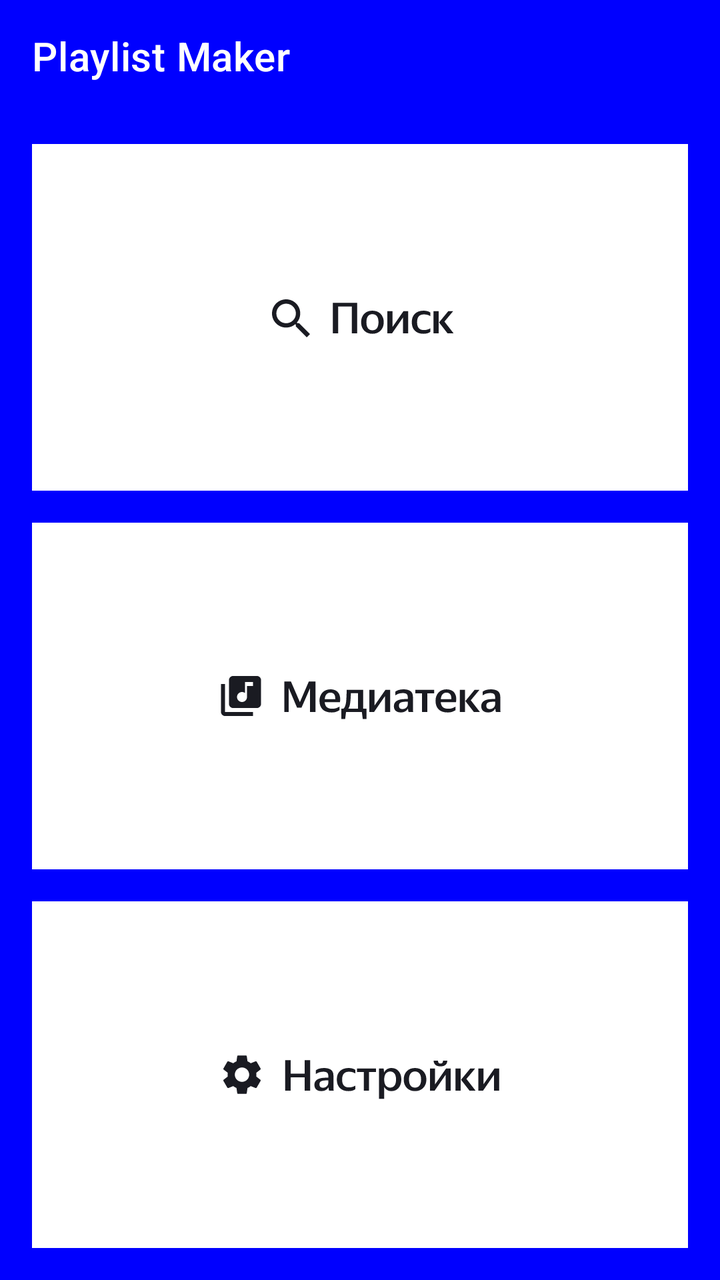
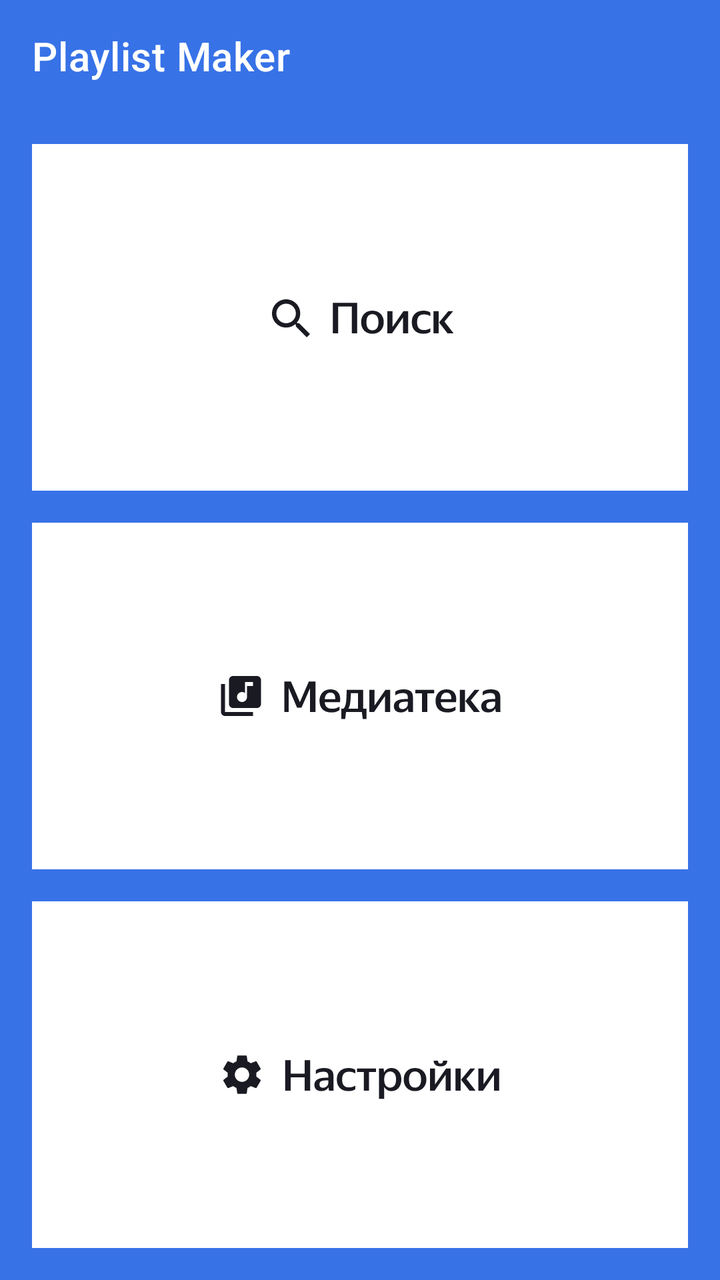

Two renders of the same Android screen: before a commit and after it. Below are the layout's source before the change and the commit's diff.
<!-- AndroidManifest.xml: application theme Theme.MaterialComponents.DayNight.NoActionBar -->
<!-- res/layout/activity_main.xml -->
<?xml version="1.0" encoding="utf-8"?>
<LinearLayout xmlns:android="http://schemas.android.com/apk/res/android"
    xmlns:app="http://schemas.android.com/apk/res-auto"
    android:layout_width="match_parent"
    android:layout_height="match_parent"
    android:orientation="vertical"
    android:paddingBottom="16dp"
    android:background="@color/blue">
    

    


    
    

    <com.google.android.material.appbar.MaterialToolbar
        android:id="@+id/toolbar"
        android:layout_width="match_parent"
        android:layout_height="wrap_content"

        app:title="@string/app_name"
        app:titleTextColor="@color/white"


        app:titleMarginTop="8dp"
        app:titleMarginBottom="8dp"
        />

    <ImageButton
        android:id="@+id/btnSearch"
        android:layout_width="wrap_content"
        android:layout_gravity="center"
        android:layout_height="0dp"
        android:layout_marginTop="16dp"
        android:layout_weight="1"
        android:background="@drawable/image_button_background"
        android:contentDescription="@string/search"
        android:src="@drawable/search"
        android:scaleType="centerCrop"/>

    

    <ImageButton
        android:id="@+id/media_library"
        android:src="@drawable/media_library"
        android:contentDescription="@string/media_library"
        android:layout_width="wrap_content"
        android:layout_height="0dp"
        android:layout_gravity="center"
        android:layout_margin="16dp"
        android:layout_weight="1"
        android:background="@drawable/image_button_background"
        android:scaleType="centerCrop"/>

    
    

    <ImageButton
        android:id="@+id/setting"
        android:src="@drawable/settings"
        android:contentDescription="@string/settings"
        android:layout_width="wrap_content"
        android:layout_height="0dp"
        android:layout_weight="1"
        android:layout_gravity="center"
        android:background="@drawable/image_button_background"
        android:scaleType="centerCrop"
        />

</LinearLayout>
<!-- resources referenced by this layout -->
<resources>
  <color name="blue">#FF0000FF</color>
  <color name="white">#FFFFFF</color>
  <!-- drawable image_button_background (drawable) -->
  <?xml version="1.0" encoding="utf-8"?>
  <shape xmlns:android="http://schemas.android.com/apk/res/android"
      android:shape="rectangle">
      <solid android:color="@android:color/white" />
      <corners android:radius="16dp" />
  </shape>
  <!-- drawable media_library: vector/xml drawable (drawable, 6194 chars, omitted) -->
  <!-- drawable search: vector/xml drawable (drawable, 3319 chars, omitted) -->
  <!-- drawable settings: vector/xml drawable (drawable, 7034 chars, omitted) -->
  <string name="app_name">Playlist Maker</string>
  <string name="media_library" translatable="false">Медиатека</string>
  <string name="search" translatable="false">Поиск</string>
  <string name="settings" translatable="false">Настройки</string>
</resources>

<!-- the commit's change to res/layout/activity_main.xml (unified diff, before → after) -->
@@ -5,7 +5,8 @@
     android:layout_height="match_parent"
     android:orientation="vertical"
     android:paddingBottom="16dp"
-    android:background="@color/blue">
+
+    android:background="@color/figma_sinii2">
     
 
     
@@ -37,7 +38,9 @@
         android:background="@drawable/image_button_background"
         android:contentDescription="@string/search"
         android:src="@drawable/search"
-        android:scaleType="centerCrop"/>
+        android:scaleType="centerCrop"
+        app:shapeAppearanceOverlay="@style/RoundedImageButton"
+        android:backgroundTint="@null"/>
 
     
 
@@ -51,7 +54,9 @@
         android:layout_margin="16dp"
         android:layout_weight="1"
         android:background="@drawable/image_button_background"
-        android:scaleType="centerCrop"/>
+        android:scaleType="centerCrop"
+        app:shapeAppearanceOverlay="@style/RoundedImageButton"
+        android:backgroundTint="@null"/>
 
     
     
@@ -66,6 +71,8 @@
         android:layout_gravity="center"
         android:background="@drawable/image_button_background"
         android:scaleType="centerCrop"
+        app:shapeAppearanceOverlay="@style/RoundedImageButton"
+        android:backgroundTint="@null"
         />
 
 </LinearLayout>
<!-- resource entries referenced after the edit -->
@@ -1,6 +1,6 @@
 <!-- resources referenced by this layout -->
 <resources>
-  <color name="blue">#FF0000FF</color>
+  <color name="figma_sinii2">#3772E7</color>
   <color name="white">#FFFFFF</color>
   <!-- drawable image_button_background (drawable) -->
   <?xml version="1.0" encoding="utf-8"?>
@@ -16,5 +16,9 @@
   <string name="media_library" translatable="false">Медиатека</string>
   <string name="search" translatable="false">Поиск</string>
   <string name="settings" translatable="false">Настройки</string>
+  <style name="RoundedImageButton" parent="">
+          <item name="cornerFamily">rounded</item>
+          <item name="cornerSize">16dp</item>
+      </style>
 </resources>
 
